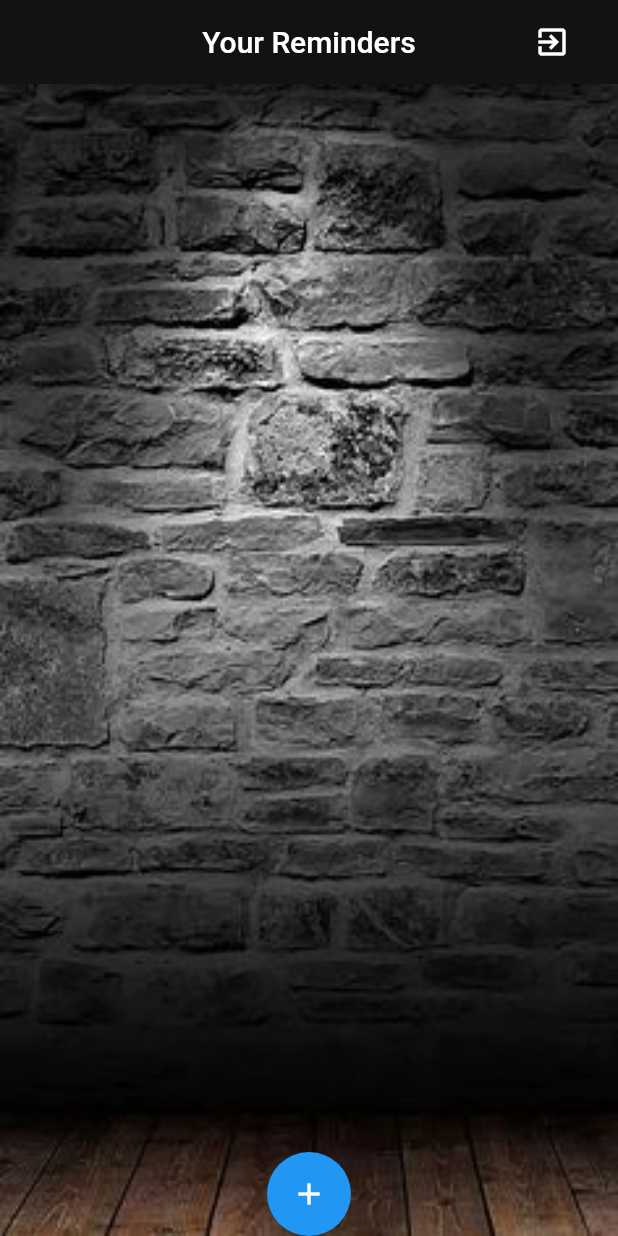
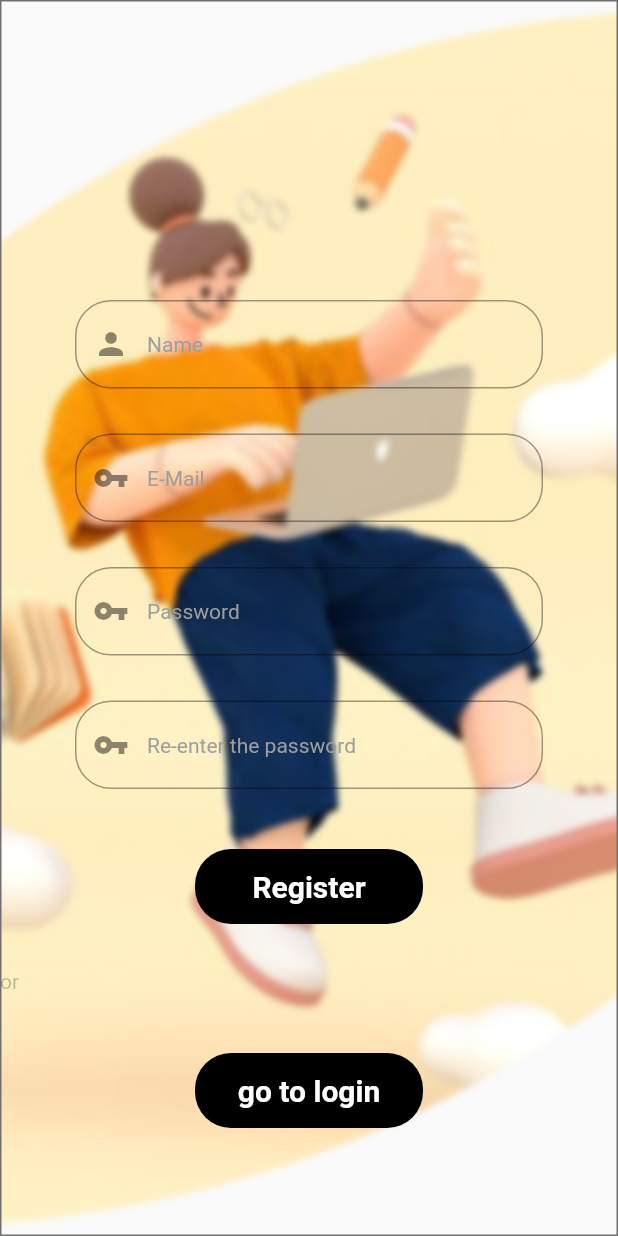
Before and after one commit to gaya3d2611/reminder_app, a Flutter app: the screen it shows after launch, on a phone screen of 412 x 824 dp. Run offline on Flutter 3.47's test engine with Material 2 defaults, Android fonts, the phone set to English and light mode, and no system bars; our stand-ins replace cloud_firestore, firebase_auth, firebase_messaging, flutter_local_notifications, rxdart; missing offline and left inert: simpletime_picker; accounts and stored records are empty.

Commit message:
signin and register page added with firebase auth

```diff
--- /dev/null
+++ b/lib/Models/user.dart
@@ -0,0 +1,4 @@
+class User {
+  final String uid;
+  User({ this.uid });
+}
--- /dev/null
+++ b/lib/Services/auth.dart
@@ -0,0 +1,46 @@
+import 'package:firebase_auth/firebase_auth.dart';
+import 'package:your_reminders/Models/user.dart';
+class AuthService {
+  final FirebaseAuth _auth = FirebaseAuth.instance;
+  User _userFromFirebaseUser(FirebaseUser user) {
+
+    return user != null ? User(uid: user.uid) : null;
+
+  }
+
+  //sign-in with email and pass
+  Future signInWithEmailAndPassword(String email, String password) async {
+
+    try {
+
+      AuthResult result = await _auth.signInWithEmailAndPassword(email: email, password: password);
+
+      FirebaseUser user = result.user;
+
+      return user;
+
+    } catch (error) {
+
+      print(error.toString());
+
+      return null;
+
+    }
+
+  }
+//Register with email and pass
+  Future registerWithEmailAndPassword(String email, String password) async {
+    try {
+      AuthResult result = await _auth.createUserWithEmailAndPassword(email: email, password: password);
+      FirebaseUser user = result.user;
+      return _userFromFirebaseUser(user);
+    } catch (error) {
+      print(error.toString());
+      return null;
+
+    }
+
+  }
+//Logout
+
+}
--- /dev/null
+++ b/lib/screens/Authentication/register.dart
@@ -0,0 +1,204 @@
+import 'package:cloud_firestore/cloud_firestore.dart';
+import 'package:flutter/material.dart';
+import 'package:your_reminders/Services/auth.dart';
+import 'package:your_reminders/screens/Authentication/loginPage.dart';
+import '../firstscreen.dart';
+class registerPage extends StatefulWidget {
+  @override
+  _registerPageState createState() => _registerPageState();
+}
+
+class _registerPageState extends State<registerPage> {
+  final AuthService _authService= AuthService();
+  final _formKey = GlobalKey<FormState>();
+  String usern='';
+  String passw='';
+  String name='';
+  String Rpassw='';
+  String error= '';
+  final title= new TextEditingController();
+  final body= new TextEditingController();
+  final time= new TextEditingController();
+  final reminderTime= TextEditingController();
+  @override
+  Widget build(BuildContext context) {
+    return Scaffold(
+      body: SingleChildScrollView(
+        child: Container(
+          width: MediaQuery.of(context).size.width,
+          height: MediaQuery.of(context).size.height,
+          decoration: BoxDecoration(
+              image: DecorationImage(image: AssetImage('asset/images/registerBackground.png'), fit: BoxFit.fill)
+          ),
+          child: Form(
+            key: _formKey,
+            child: Column(
+              mainAxisAlignment: MainAxisAlignment.start,
+              crossAxisAlignment: CrossAxisAlignment.start,
+              children: <Widget>[
+                Padding(
+                  padding: const EdgeInsets.only(left: 50, right: 50, top: 200),
+                  child: TextFormField(
+                    // keyboardType: TextInputType.phone,
+                    //validator: validateMobile,
+                      decoration: InputDecoration(
+                          border: OutlineInputBorder(
+                              borderRadius: BorderRadius.circular(24.0),
+                              borderSide: BorderSide()
+                          ),
+                          prefixIcon: Icon(Icons.person),
+                          hintText: "Name",
+                          hintStyle: TextStyle(
+                              color: Colors.grey, fontSize: 14.0)),
+                    validator: (val) => val.isEmpty? 'Enter your name' : null,
+                      onChanged: (val)=>
+                        setState(()=> name=val),
+
+                  ),
+                ),
+                Padding(
+                  padding: const EdgeInsets.only(left: 50, right: 50, top: 30),
+                  child: TextFormField(
+                    // keyboardType: TextInputType.phone,
+                    //validator: validateMobile,
+                      //obscureText: true,
+                      decoration: InputDecoration(
+                          border: OutlineInputBorder(
+                              borderRadius: BorderRadius.circular(24.0),
+                              borderSide: BorderSide()
+                          ),
+                          prefixIcon: Icon(Icons.vpn_key),
+                          hintText: "E-Mail",
+                          hintStyle: TextStyle(
+                              color: Colors.grey, fontSize: 14.0)),
+                      validator: (val) => val.isEmpty? 'Enter Username' : null,
+                      onChanged: (val) {
+                        setState(() => usern = val);
+                      }
+                  ),
+                ),
+                Padding(
+                  padding: const EdgeInsets.only(left: 50, right: 50, top: 30),
+                  child: TextFormField(
+                    // keyboardType: TextInputType.phone,
+                    //validator: validateMobile,
+                      obscureText: true,
+                      decoration: InputDecoration(
+                          border: OutlineInputBorder(
+                              borderRadius: BorderRadius.circular(24.0),
+                              borderSide: BorderSide()
+                          ),
+                          prefixIcon: Icon(Icons.vpn_key),
+                          hintText: "Password",
+                          hintStyle: TextStyle(
+                              color: Colors.grey, fontSize: 14.0)),
+                      validator: (val) => val.length<6? 'Enter password of more than 6 characters long' : null,
+                      onChanged: (val) {
+                        setState(() => passw = val);
+                      }
+                  ),
+                ),
+               Padding(
+                  padding: const EdgeInsets.only(left: 50, right: 50, top: 30),
+                  child: TextFormField(
+                    // keyboardType: TextInputType.phone,
+                    //validator: validateMobile,
+                      obscureText: true,
+                      decoration: InputDecoration(
+                          border: OutlineInputBorder(
+                              borderRadius: BorderRadius.circular(24.0),
+                              borderSide: BorderSide()
+                          ),
+                          prefixIcon: Icon(Icons.vpn_key),
+                          hintText: "Re-enter the password",
+                          hintStyle: TextStyle(
+                              color: Colors.grey, fontSize: 14.0)),
+                      validator: (val) => passw != Rpassw? 'Passwords  mis-match' : null,
+                      onChanged: (val) {
+                        setState(() => Rpassw = val);
+                      }
+                  ),
+                ),
+                Center(
+                  child: Padding(
+                      padding: const EdgeInsets.only(top: 40),
+                      child: Container(
+                        width: MediaQuery.of(context).size.width-260,
+                        height: 50,
+                        child: RaisedButton(onPressed: ()async{
+                          if(_formKey.currentState.validate()){
+                            dynamic result = await _authService.registerWithEmailAndPassword(usern, passw);
+                            if(result==null){
+                              setState(()=> error= 'some fields are missing'
+                              );
+                            }else{
+                              //submit();
+                              Navigator.pushReplacement(context, MaterialPageRoute(builder: (context)=> FirstScreen()));
+                            }
+                          }
+
+
+                        },
+                          shape: RoundedRectangleBorder(borderRadius: BorderRadius.circular(24.0)),
+                          color: Colors.black,
+                          elevation: 0,
+                          child: Text('Register', textAlign: TextAlign.center, style: TextStyle(color:Colors.white, fontSize: 20.0, fontWeight: FontWeight.bold)),
+                          /*child: Ink(
+                       decoration: BoxDecoration(
+                         gradient: LinearGradient(
+                           colors: <Color>[
+                             Color(),
+
+                           ]
+                         )
+                       ),
+                     ), */
+                        ),
+                      )
+                  ),
+                ),
+                SizedBox(height: 30,),
+                Text('or', style: TextStyle(color: Colors.black26, fontSize: 14.0)),
+                Center(
+                  child: Padding(
+                      padding: const EdgeInsets.only(top: 40),
+                      child: Container(
+                        width: MediaQuery.of(context).size.width-260,
+                        height: 50,
+                        child: RaisedButton(onPressed: ()async{
+                          Navigator.pushReplacement(context, MaterialPageRoute(builder: (context)=> loginPage()));
+                        },
+                          shape: RoundedRectangleBorder(borderRadius: BorderRadius.circular(24.0)),
+                          color: Colors.black,
+                          elevation: 0,
+                          child: Text('go to login', textAlign: TextAlign.center, style: TextStyle(color:Colors.white, fontSize: 20.0, fontWeight: FontWeight.bold)),
+                          /*child: Ink(
+                       decoration: BoxDecoration(
+                         gradient: LinearGradient(
+                           colors: <Color>[
+                             Color(),
+
+                           ]
+                         )
+                       ),
+                     ), */
+                        ),
+                      )
+                  ),
+                ),
+                SizedBox(height: 30,),
+                Text(error, style: TextStyle(color: Colors.red, fontSize: 14.0))
+              ],
+            ),
+          ),
+
+        ),
+      ),
+    );
+  }
+  /*submit() async{
+    //print(title.text + " " + body.text + " " + time.text + " " + reminderTime.text);
+    await Firestore.instance.collection('reminders').document().collection(usern).document(passw).setData({'title': title.text, 'body': body.text, 'time': time.text, 'reminderTime': reminderTime.text});
+    Navigator.pop(context);
+  } */
+}
--- a/lib/screens/landingScreen.dart
+++ b/lib/screens/landingScreen.dart
@@ -3,7 +3,9 @@ import 'package:flutter/animation.dart';
 import 'package:flutter/cupertino.dart';
 import 'package:flutter/material.dart';
 import 'package:flutter/widgets.dart';
+import 'package:your_reminders/screens/Authentication/register.dart';
 import 'package:your_reminders/screens/firstscreen.dart';
+import 'package:your_reminders/screens/Authentication/loginPage.dart';
 
 class landingScreen extends StatefulWidget {
   @override
@@ -35,7 +37,7 @@ class _landingScreenState extends State<landingScreen> with SingleTickerProvider
     return Timer(duration, route);
   }
   route(){
-    Navigator.pushReplacement(context, MaterialPageRoute(builder: (context)=>FirstScreen()));
+    Navigator.pushReplacement(context, MaterialPageRoute(builder: (context)=>registerPage()));
   }
 
   @override
--- a/pubspec.yaml
+++ b/pubspec.yaml
@@ -32,6 +32,7 @@ dependencies:
   rxdart: ^0.23.1
   firebase_messaging: ^6.0.13
 
+
   #flutter_launcher_icons: "^0.7.0"
 
 dev_dependencies:
@@ -60,6 +61,9 @@ flutter:
     - asset/images/reminders.jpg
     - asset/images/appstore.png
     - asset/images/titleYourReminderstrans.png
+    - asset/images/reminderGIF.gif
+    - asset/images/loginBackground.png
+    - asset/images/registerBackground.png
     #- asset/images/reminder.png
 
   # An image asset can refer to one or more resolution-specific "variants", see
```
Also changed, not shown: lib/screens/Authentication/Authentication.dart (added, +14 -0 lines), lib/screens/Authentication/loginPage.dart (added, +154 -0 lines), asset/images/bottomcircles.png (added), asset/images/loginBackground.png (added), asset/images/registerBackground.png (added), asset/images/reminderGIF.gif (added), 1 other file.
